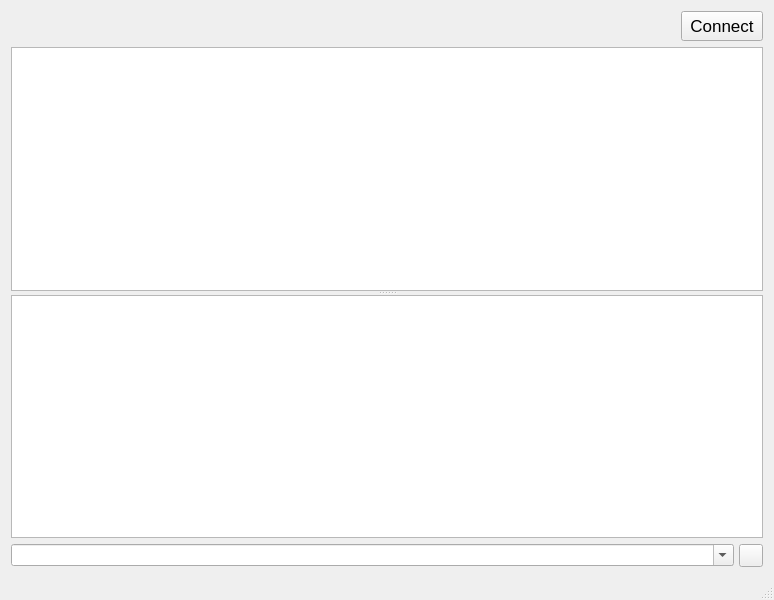
Before: the Qt Designer form mainwindow.ui in develer-staff/cutecom-ng, drawn with Qt 5.
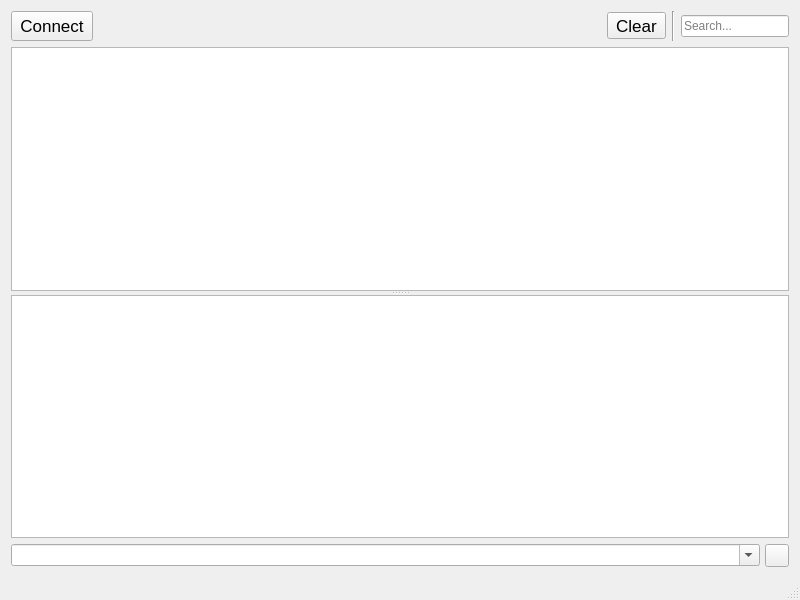
After: the same form once the commit is applied. Icons and pictures are not drawn. Custom widgets are drawn as their Qt base class.

Commit message: add search and clear buttons

What changed in the file:
```diff
--- a/mainwindow.ui
+++ b/mainwindow.ui
@@ -6,7 +6,7 @@
    <rect>
     <x>0</x>
     <y>0</y>
-    <width>774</width>
+    <width>800</width>
     <height>600</height>
    </rect>
   </property>
@@ -20,9 +20,24 @@
    <layout class="QVBoxLayout" name="verticalLayout">
     <item>
      <layout class="QHBoxLayout" name="horizontalLayout">
-      <property name="spacing">
-       <number>0</number>
-      </property>
+      <item>
+       <widget class="QToolButton" name="connectButton">
+        <property name="minimumSize">
+         <size>
+          <width>70</width>
+          <height>30</height>
+         </size>
+        </property>
+        <property name="font">
+         <font>
+          <pointsize>13</pointsize>
+         </font>
+        </property>
+        <property name="text">
+         <string>Connect</string>
+        </property>
+       </widget>
+      </item>
       <item>
        <spacer name="horizontalSpacer_2">
         <property name="orientation">
@@ -37,20 +52,34 @@
        </spacer>
       </item>
       <item>
-       <widget class="QToolButton" name="connectButton">
-        <property name="minimumSize">
-         <size>
-          <width>70</width>
-          <height>30</height>
-         </size>
-        </property>
+       <widget class="QToolButton" name="clearButton">
         <property name="font">
          <font>
           <pointsize>13</pointsize>
          </font>
         </property>
         <property name="text">
-         <string>Connect</string>
+         <string>Clear</string>
+        </property>
+       </widget>
+      </item>
+      <item>
+       <widget class="Line" name="line">
+        <property name="orientation">
+         <enum>Qt::Vertical</enum>
+        </property>
+       </widget>
+      </item>
+      <item>
+       <widget class="QLineEdit" name="searchInput">
+        <property name="sizePolicy">
+         <sizepolicy hsizetype="Preferred" vsizetype="Fixed">
+          <horstretch>0</horstretch>
+          <verstretch>0</verstretch>
+         </sizepolicy>
+        </property>
+        <property name="placeholderText">
+         <string>Search...</string>
         </property>
        </widget>
       </item>
```
The commit also changes 2 other files.
